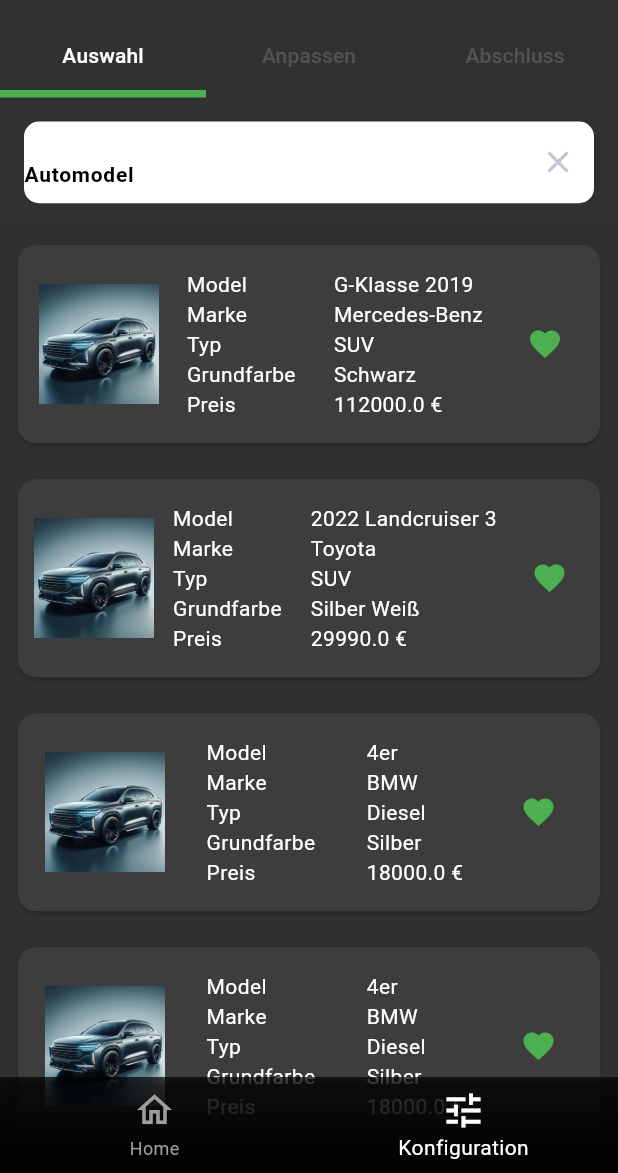
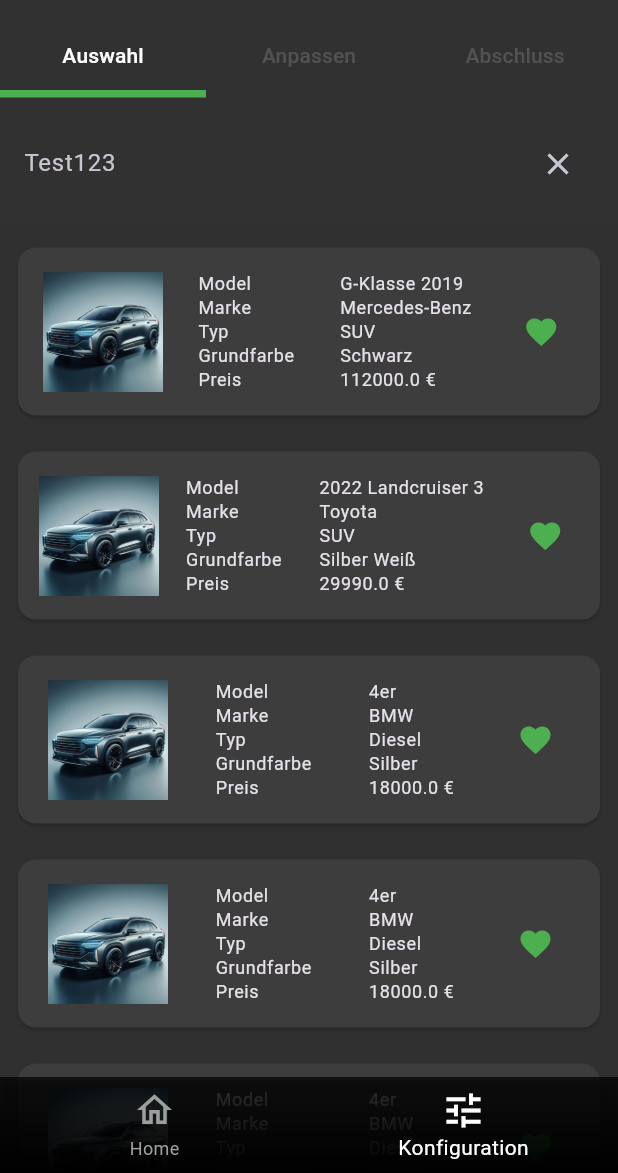
Before and after one commit to timhegi/virtuelle_fahrzeugerkundung, a Flutter app: the screen it shows after launch, item 2 of the bottom bar chosen, on a phone screen of 412 x 824 dp, the part 63-1236 px from its top. Run offline on Flutter 3.47's test engine with Material 3 defaults, Android fonts, the phone set to English and light mode, and no system bars; our stand-ins replace fluttertoast, hexcolor, hive, hive_flutter; missing offline and left inert: model_viewer_plus; accounts and stored records are empty.

Commit message:
Auswahl mit Suchfeld und Liste angepasst

```diff
--- a/lib/appTheme.dart
+++ b/lib/appTheme.dart
@@ -18,12 +18,13 @@
       bodyLarge: TextStyle(color: Colors.white),
       bodyMedium: TextStyle(color: Colors.white),
     ),
-    inputDecorationTheme: const InputDecorationTheme(
+    //Hier wird der style des Suchfelds überschrieben bitte um Änderung oder Löschung
+    /*inputDecorationTheme: const InputDecorationTheme(
       fillColor: Colors.white,
       alignLabelWithHint: true,
       counterStyle: TextStyle(color: Colors.red),
       filled: false,
-    ),
+    ),*/
     floatingActionButtonTheme: const FloatingActionButtonThemeData(
       backgroundColor: Colors.white,
       foregroundColor: Colors.black,
--- a/lib/widgets/listOfCars.dart
+++ b/lib/widgets/listOfCars.dart
@@ -118,15 +118,42 @@
         mainAxisAlignment: MainAxisAlignment.start,
         children: [
           Padding(
-            padding: const EdgeInsets.all(16.0),
+            padding: EdgeInsets.all(16.0),
             child: Container(
               decoration: BoxDecoration(
                 color: Theme.of(context).inputDecorationTheme.fillColor,
                 borderRadius: const BorderRadius.all(Radius.circular(10)),
               ),
               width: 400,
-              child: TextField(
+              child: SizedBox(
+                width: 250,
+                child: TextField(
+                  controller: myController,
+                  obscureText: true,
+                  decoration: InputDecoration(
+                    border: InputBorder.none,
+                    labelText: "Test123",
+                    suffixIcon: Align(
+                      widthFactor: 1.0,
+                      heightFactor: 1.0,
+                      child: IconButton(
+                        icon: Icon(Icons.close),
+                        onPressed: () {
+                          setState(() {
+                            filterModel = "";
+                            filterCarsByModel(filterModel);
+                            myController.text = "";
+                          });
+                        },
+                      ),
+                    ),
+                  ),
+                  onChanged: filterCarsByModel,
+                ),
+              ),
+              /*TextField(
                 controller: myController,
+                cursorColor: Colors.black,
                 decoration: InputDecoration(
                   labelText: "Automodel",
                   labelStyle: TextStyle(
@@ -150,9 +177,22 @@
                   border: InputBorder.none,
                 ),
                 onChanged: filterCarsByModel,
+              ),*/
+            ),
+          ),
+          if (myController.text.isNotEmpty)
+            Padding(
+              padding: const EdgeInsets.only(top: 8.0),
+              child: Text(
+                "Suchergebnisse für " + myController.text,
+                style: TextStyle(fontWeight: FontWeight.bold, fontSize: 18),
               ),
             ),
-          ),
+          if (myController.text.isNotEmpty)
+            Padding(
+              padding: const EdgeInsets.only(bottom: 8.0),
+              child: Text(filteredCars.length.toString() + " Modelle gefunden"),
+            ),
           Expanded(
             child: Container(
               color: Colors.grey[850],
@@ -194,23 +234,23 @@
                                       Text("Model",
                                           style: Theme.of(context)
                                               .textTheme
-                                              .bodyMedium),
+                                              .bodySmall),
                                       Text("Marke",
                                           style: Theme.of(context)
                                               .textTheme
-                                              .bodyMedium),
+                                              .bodySmall),
                                       Text("Typ",
                                           style: Theme.of(context)
                                               .textTheme
-                                              .bodyMedium),
+                                              .bodySmall),
                                       Text("Grundfarbe",
                                           style: Theme.of(context)
                                               .textTheme
-                                              .bodyMedium),
+                                              .bodySmall),
                                       Text("Preis",
                                           style: Theme.of(context)
                                               .textTheme
-                                              .bodyMedium),
+                                              .bodySmall),
                                     ],
                                   ),
                                 ),
@@ -227,7 +267,7 @@
                                               .toString(),
                                           style: Theme.of(context)
                                               .textTheme
-                                              .bodyMedium),
+                                              .bodySmall),
                                       Text(
                                           filteredCars
                                               .elementAt(index)
@@ -235,7 +275,7 @@
                                               .toString(),
                                           style: Theme.of(context)
                                               .textTheme
-                                              .bodyMedium),
+                                              .bodySmall),
                                       Text(
                                           filteredCars
                                               .elementAt(index)
@@ -243,7 +283,7 @@
                                               .toString(),
                                           style: Theme.of(context)
                                               .textTheme
-                                              .bodyMedium),
+                                              .bodySmall),
                                       Text(
                                           filteredCars
                                               .elementAt(index)
@@ -251,12 +291,12 @@
                                               .toString(),
                                           style: Theme.of(context)
                                               .textTheme
-                                              .bodyMedium),
+                                              .bodySmall),
                                       Text(
                                           "${filteredCars.elementAt(index).price} €",
                                           style: Theme.of(context)
                                               .textTheme
-                                              .bodyMedium),
+                                              .bodySmall),
                                     ],
                                   ),
                                 ),
```
